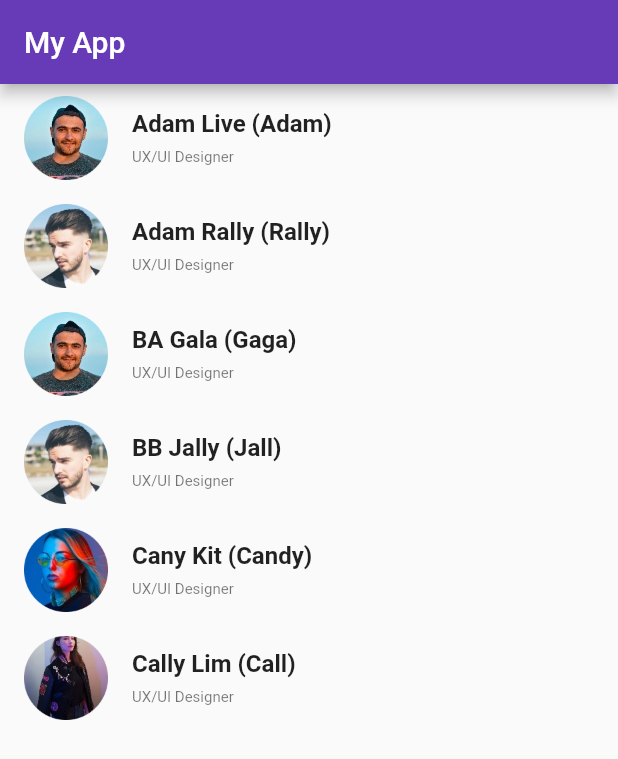
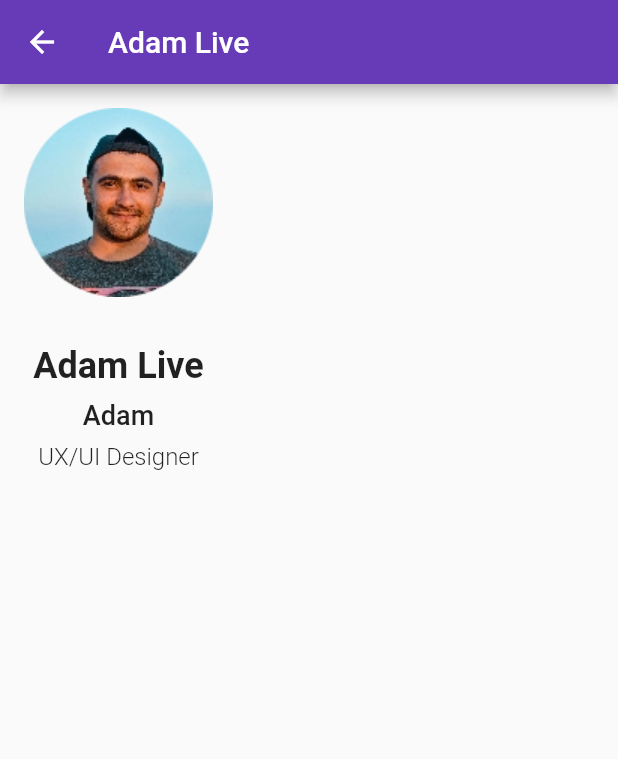
Before and after one commit to pdusarux/flutter-search, a Flutter app: the screen it shows after launch, after a tap on an icon or button, on a phone screen of 412 x 824 dp. Shown: the top 759 px of the screen. Run offline on Flutter 3.47's test engine with Material 2 defaults, Android fonts, the phone set to English and light mode, and no system bars.

Commit message:
ContactPage

```diff
--- /dev/null
+++ b/lib/ContactPage.dart
@@ -0,0 +1,39 @@
+import 'package:basic_flutter/Contact.dart';
+import 'package:flutter/material.dart';
+
+class ContactPage extends StatelessWidget {
+  final Contact contact;
+
+  ContactPage(this.contact);
+  Widget build(BuildContext context) {
+    return Scaffold(
+      appBar: AppBar(title: Text(contact.name)),
+      body: Column(
+        children: <Widget>[
+          Container(
+            padding: EdgeInsets.all(16),
+            child: Image.asset(contact.img),
+          ),
+          Container(
+            padding: EdgeInsets.all(16),
+            child: Column(
+              children: <Widget>[
+                Text(contact.name,
+                    style:
+                        TextStyle(fontSize: 24, fontWeight: FontWeight.bold)),
+                SizedBox(height: 8),
+                Text(contact.nickname,
+                    style:
+                        TextStyle(fontSize: 18, fontWeight: FontWeight.w500)),
+                SizedBox(height: 8),
+                Text(contact.position,
+                    style:
+                        TextStyle(fontSize: 16, fontWeight: FontWeight.w300)),
+              ],
+            ),
+          ),
+        ],
+      ),
+    );
+  }
+}
--- a/lib/main.dart
+++ b/lib/main.dart
@@ -1,3 +1,4 @@
+import 'package:basic_flutter/ContactPage.dart';
 import 'package:flutter/material.dart';
 import './Contact.dart';
 
@@ -51,6 +52,8 @@ class _MyHomePageState extends State<MyHomePage> {
               subtitle: Text(mem.position, style: TextStyle(fontSize: 10)),
               onTap: () {
                 print("Contact:>" + mem.name);
+                Navigator.push(context,
+                    MaterialPageRoute(builder: (context) => ContactPage(mem)));
               },
             );
           },
```
